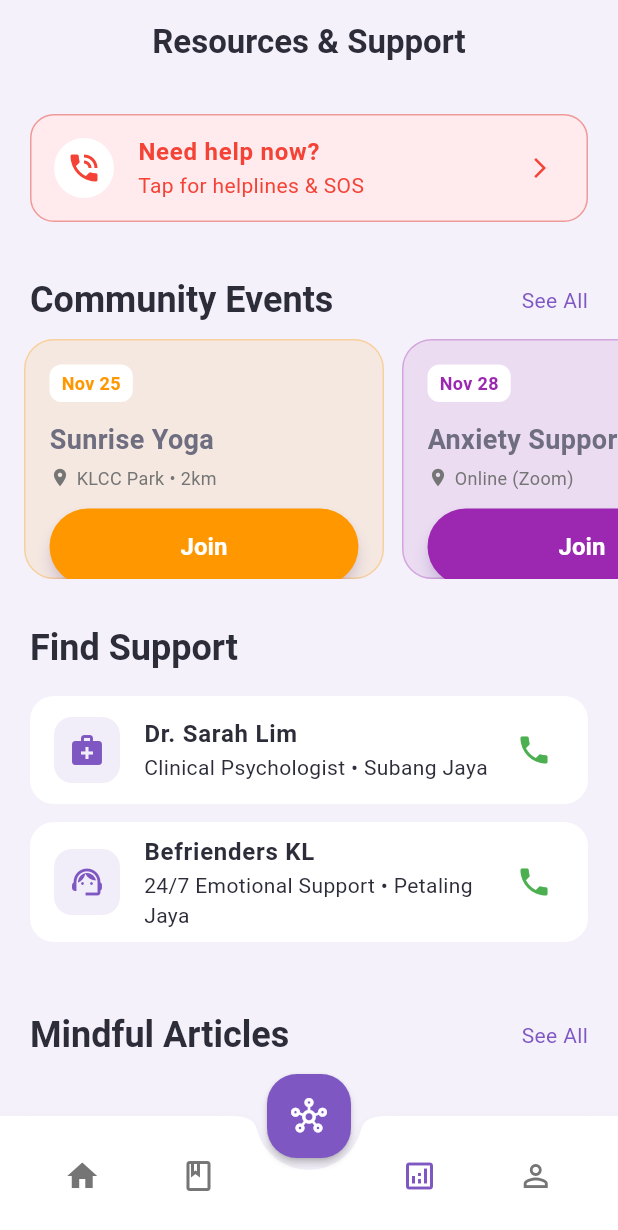
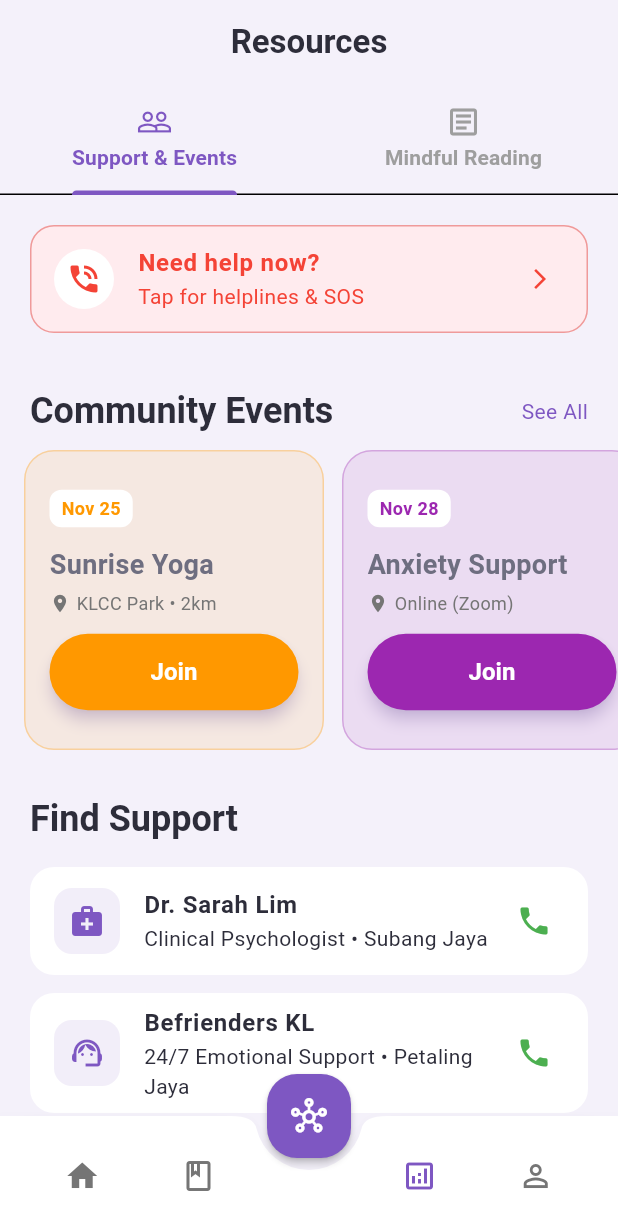
Before and after one commit to Andontknee/YouMii_1, a Flutter app: the screen it shows once a user with an empty profile is signed in, item 3 of the bottom bar chosen, on a phone screen of 412 x 824 dp. Shown: the top 1230 px of the screen. Run offline on Flutter 3.47's test engine with Material 3 defaults, Android fonts, the phone set to English and light mode, and no system bars; our stand-ins replace cloud_firestore, firebase_auth, firebase_core, flutter_markdown, google_generative_ai, google_sign_in and 1 more; accounts and stored records are empty; network calls fail; Roboto replaces fonts that are missing (Poppins).

Commit message:
almost done!

```diff
--- a/lib/screens/home/dashboard_screen.dart
+++ b/lib/screens/home/dashboard_screen.dart
@@ -11,15 +11,46 @@ class DashboardScreen extends StatelessWidget {
   @override
   Widget build(BuildContext context) {
     final theme = Theme.of(context);
-    final CollectionReference articlesCollection =
-    FirebaseFirestore.instance.collection('articles');
 
-    return Scaffold(
+    return DefaultTabController(
+      length: 2,
+      child: Scaffold(
         backgroundColor: theme.scaffoldBackgroundColor,
         appBar: AppBar(
-        title: const Text('Resources & Support'),
+          title: const Text('Resources'),
+          bottom: TabBar(
+            indicatorColor: theme.primaryColor,
+            labelColor: theme.primaryColor,
+            unselectedLabelColor: Colors.grey,
+            tabs: const [
+              Tab(text: 'Support & Events', icon: Icon(Icons.people_outline)),
+              Tab(text: 'Mindful Reading', icon: Icon(Icons.article_outlined)),
+            ],
           ),
-      body: SingleChildScrollView(
+        ),
+        body: const TabBarView(
+          children: [
+            // Tab 1: Support, Events, Services
+            _SupportAndCommunityTab(),
+
+            // Tab 2: Dedicated Article Feed
+            _ArticlesTab(),
+          ],
+        ),
+      ),
+    );
+  }
+}
+
+// --- TAB 1: SUPPORT & COMMUNITY ---
+class _SupportAndCommunityTab extends StatelessWidget {
+  const _SupportAndCommunityTab();
+
+  @override
+  Widget build(BuildContext context) {
+    final theme = Theme.of(context);
+
+    return SingleChildScrollView(
       child: Column(
         crossAxisAlignment: CrossAxisAlignment.start,
         children: [
@@ -39,14 +70,13 @@ class DashboardScreen extends StatelessWidget {
                 subtitle: const Text('Tap for helplines & SOS', style: TextStyle(color: Colors.red)),
                 trailing: const Icon(Icons.arrow_forward_ios, size: 16, color: Colors.red),
                 onTap: () {
-                    // TODO: Show dialog with emergency numbers
                   ScaffoldMessenger.of(context).showSnackBar(const SnackBar(content: Text('Call 999 or Befrienders KL: 03-76272929')));
                 },
               ),
             ),
           ),
 
-            // --- 2. COMMUNITY EVENTS (Mocked) ---
+          // --- 2. COMMUNITY EVENTS ---
           Padding(
             padding: const EdgeInsets.symmetric(horizontal: 20.0),
             child: Row(
@@ -59,7 +89,7 @@ class DashboardScreen extends StatelessWidget {
           ),
           const SizedBox(height: 10),
           SizedBox(
-              height: 160,
+            height: 200, // Fixed height for the cards
             child: ListView(
               scrollDirection: Axis.horizontal,
               padding: const EdgeInsets.symmetric(horizontal: 16),
@@ -73,7 +103,7 @@ class DashboardScreen extends StatelessWidget {
 
           const SizedBox(height: 30),
 
-            // --- 3. PROFESSIONAL SERVICES (Mocked) ---
+          // --- 3. PROFESSIONAL SERVICES ---
           Padding(
             padding: const EdgeInsets.symmetric(horizontal: 20.0),
             child: Text('Find Support', style: theme.textTheme.headlineSmall!.copyWith(fontWeight: FontWeight.bold)),
@@ -81,45 +111,45 @@ class DashboardScreen extends StatelessWidget {
           const SizedBox(height: 10),
           const _ServiceTile(name: "Dr. Sarah Lim", role: "Clinical Psychologist", location: "Subang Jaya", icon: Icons.medical_services),
           const _ServiceTile(name: "Befrienders KL", role: "24/7 Emotional Support", location: "Petaling Jaya", icon: Icons.support_agent),
+          const _ServiceTile(name: "Mindful Space", role: "Meditation Center", location: "Bangsar", icon: Icons.self_improvement),
 
-            const SizedBox(height: 30),
-
-            // --- 4. MINDFUL ARTICLES (Firebase Driven) ---
-            Padding(
-              padding: const EdgeInsets.symmetric(horizontal: 20.0, vertical: 10),
-              child: Row(
-                mainAxisAlignment: MainAxisAlignment.spaceBetween,
-                children: [
-                  Text('Mindful Articles', style: theme.textTheme.headlineSmall!.copyWith(fontWeight: FontWeight.bold)),
-                  Text('See All', style: TextStyle(color: theme.primaryColor)),
+          const SizedBox(height: 40),
         ],
       ),
-            ),
+    );
+  }
+}
 
-            SizedBox(
-              height: 240,
-              child: StreamBuilder<QuerySnapshot>(
+// --- TAB 2: ARTICLES FEED ---
+class _ArticlesTab extends StatelessWidget {
+  const _ArticlesTab();
+
+  @override
+  Widget build(BuildContext context) {
+    final CollectionReference articlesCollection =
+    FirebaseFirestore.instance.collection('articles');
+
+    return StreamBuilder<QuerySnapshot>(
       stream: articlesCollection.snapshots(),
       builder: (context, snapshot) {
+        if (snapshot.hasError) return const Center(child: Text("Error loading articles"));
         if (!snapshot.hasData) return const Center(child: CircularProgressIndicator());
 
         final articles = snapshot.data!.docs.map((doc) => Article.fromFirestore(doc)).toList();
 
-                  if (articles.isEmpty) return const Center(child: Text('No articles found.'));
+        if (articles.isEmpty) {
+          return const Center(child: Text('No articles found.'));
+        }
 
+        // Vertical list for better reading experience
         return ListView.builder(
-                    scrollDirection: Axis.horizontal,
-                    padding: const EdgeInsets.symmetric(horizontal: 16.0),
+          padding: const EdgeInsets.all(16),
           itemCount: articles.length,
-                    itemBuilder: (context, index) => ArticleCard(article: articles[index]),
+          itemBuilder: (context, index) {
+            return _VerticalArticleCard(article: articles[index]);
+          },
         );
       },
-              ),
-            ),
-            const SizedBox(height: 40),
-          ],
-        ),
-      ),
     );
   }
 }
@@ -134,7 +164,7 @@ class _CommunityEventCard extends StatelessWidget {
   @override
   Widget build(BuildContext context) {
     return Container(
-      width: 240,
+      width: 200,
       margin: const EdgeInsets.only(right: 12),
       padding: const EdgeInsets.all(16),
       decoration: BoxDecoration(
@@ -152,13 +182,13 @@ class _CommunityEventCard extends StatelessWidget {
             child: Text(date, style: TextStyle(fontWeight: FontWeight.bold, color: color, fontSize: 12)),
           ),
           const SizedBox(height: 12),
-          Text(title, style: const TextStyle(fontSize: 18, fontWeight: FontWeight.bold), maxLines: 1, overflow: TextOverflow.ellipsis),
+          Text(title, style: const TextStyle(fontSize: 18, fontWeight: FontWeight.bold), maxLines: 2, overflow: TextOverflow.ellipsis),
           const SizedBox(height: 4),
           Row(
             children: [
               Icon(Icons.location_on, size: 14, color: Colors.grey[600]),
               const SizedBox(width: 4),
-              Text(location, style: TextStyle(color: Colors.grey[600], fontSize: 12)),
+              Expanded(child: Text(location, style: TextStyle(color: Colors.grey[600], fontSize: 12), overflow: TextOverflow.ellipsis)),
             ],
           ),
           const SizedBox(height: 12),
@@ -196,15 +226,19 @@ class _ServiceTile extends StatelessWidget {
         title: Text(name, style: const TextStyle(fontWeight: FontWeight.bold)),
         subtitle: Text('$role • $location'),
         trailing: const Icon(Icons.phone, color: Colors.green),
-        onTap: () {},
+        onTap: () {
+          // Placeholder for calling
+          ScaffoldMessenger.of(context).showSnackBar(SnackBar(content: Text('Calling $name...')));
+        },
       ),
     );
   }
 }
 
-class ArticleCard extends StatelessWidget {
+// New: Wider, vertical card specifically for the Articles tab
+class _VerticalArticleCard extends StatelessWidget {
   final Article article;
-  const ArticleCard({super.key, required this.article});
+  const _VerticalArticleCard({required this.article});
 
   @override
   Widget build(BuildContext context) {
@@ -216,27 +250,23 @@ class ArticleCard extends StatelessWidget {
         color: theme.cardColor,
         elevation: 2.0,
         shape: RoundedRectangleBorder(borderRadius: BorderRadius.circular(20)),
-        margin: const EdgeInsets.only(right: 16.0),
-        child: SizedBox(
-          width: 200,
+        margin: const EdgeInsets.only(bottom: 16.0),
         child: Column(
           crossAxisAlignment: CrossAxisAlignment.start,
           children: [
-              // --- UPDATED IMAGE RENDERING ---
+            // Large Cover Image
             ClipRRect(
               borderRadius: const BorderRadius.vertical(top: Radius.circular(20)),
               child: SizedBox(
-                  height: 110,
+                height: 160,
                 width: double.infinity,
                 child: Image.network(
                   article.imageUrl,
                   fit: BoxFit.cover,
-                    // Error builder in case URL is bad or 'NO_IMAGE'
                   errorBuilder: (context, error, stackTrace) => Container(
                     color: Colors.grey[200],
                     child: Icon(Icons.article, size: 50, color: theme.primaryColor),
                   ),
-                    // Loading builder for smooth UX
                   loadingBuilder: (context, child, loadingProgress) {
                     if (loadingProgress == null) return child;
                     return Center(child: CircularProgressIndicator(color: theme.primaryColor.withOpacity(0.5)));
@@ -244,27 +274,35 @@ class ArticleCard extends StatelessWidget {
                 ),
               ),
             ),
-              // -------------------------------
-
             Padding(
-                padding: const EdgeInsets.all(12.0),
+              padding: const EdgeInsets.all(16.0),
               child: Column(
                 crossAxisAlignment: CrossAxisAlignment.start,
                 children: [
                   Container(
                     padding: const EdgeInsets.symmetric(horizontal: 8, vertical: 4),
                     decoration: BoxDecoration(color: theme.primaryColor.withOpacity(0.1), borderRadius: BorderRadius.circular(6)),
-                      child: Text(article.category, style: TextStyle(color: theme.primaryColor, fontSize: 10, fontWeight: FontWeight.bold)),
+                    child: Text(article.category, style: TextStyle(color: theme.primaryColor, fontSize: 11, fontWeight: FontWeight.bold)),
+                  ),
+                  const SizedBox(height: 10),
+                  Text(
+                    article.title,
+                    style: theme.textTheme.titleLarge!.copyWith(fontWeight: FontWeight.bold),
                   ),
                   const SizedBox(height: 8),
-                    Text(article.title, style: theme.textTheme.titleSmall!.copyWith(fontWeight: FontWeight.bold), maxLines: 2, overflow: TextOverflow.ellipsis),
+                  Row(
+                    children: [
+                      Text('Read Article', style: TextStyle(color: theme.primaryColor, fontWeight: FontWeight.w600)),
+                      const SizedBox(width: 4),
+                      Icon(Icons.arrow_forward, size: 16, color: theme.primaryColor),
+                    ],
+                  )
                 ],
               ),
             ),
           ],
         ),
       ),
-      ),
     );
   }
 }
```
Also changed, not shown: lib/screens/home/article_reader_screen.dart (+25 -14 lines). Lines whose indentation alone changed are shown as unchanged.
